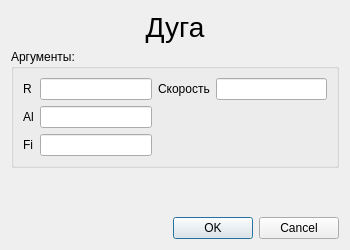
First picture: the form in KAMEditor/gui/commands/arcdialog.ui, repository Xtail96/SML, before the edit.
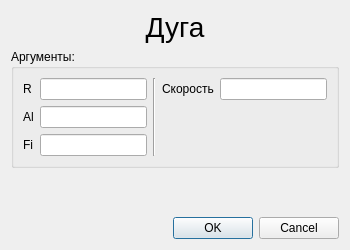
Second picture: the form after the edit.

```diff
--- a/KAMEditor/gui/commands/arcdialog.ui
+++ b/KAMEditor/gui/commands/arcdialog.ui
@@ -32,6 +32,9 @@
       <string>Аргументы:</string>
      </property>
      <layout class="QGridLayout" name="gridLayout">
+      <item row="0" column="1">
+       <widget class="QLineEdit" name="rLineEdit"/>
+      </item>
       <item row="0" column="0">
        <widget class="QLabel" name="rLabel">
         <property name="text">
@@ -39,19 +42,6 @@
         </property>
        </widget>
       </item>
-      <item row="0" column="1">
-       <widget class="QLineEdit" name="rLineEdit"/>
-      </item>
-      <item row="0" column="2">
-       <widget class="QLabel" name="velocityLabel">
-        <property name="text">
-         <string>Скорость</string>
-        </property>
-       </widget>
-      </item>
-      <item row="0" column="3">
-       <widget class="QLineEdit" name="velocityLineEdit"/>
-      </item>
       <item row="1" column="0">
        <widget class="QLabel" name="alLabel">
         <property name="text">
@@ -59,8 +49,12 @@
         </property>
        </widget>
       </item>
-      <item row="1" column="1">
-       <widget class="QLineEdit" name="alLineEdit"/>
+      <item row="0" column="3">
+       <widget class="QLabel" name="velocityLabel">
+        <property name="text">
+         <string>Скорость</string>
+        </property>
+       </widget>
       </item>
       <item row="2" column="0">
        <widget class="QLabel" name="fiLabel">
@@ -72,6 +66,19 @@
       <item row="2" column="1">
        <widget class="QLineEdit" name="fiLneEdit"/>
       </item>
+      <item row="0" column="4">
+       <widget class="QLineEdit" name="velocityLineEdit"/>
+      </item>
+      <item row="1" column="1">
+       <widget class="QLineEdit" name="alLineEdit"/>
+      </item>
+      <item row="0" column="2" rowspan="3">
+       <widget class="Line" name="line">
+        <property name="orientation">
+         <enum>Qt::Vertical</enum>
+        </property>
+       </widget>
+      </item>
      </layout>
     </widget>
    </item>
```
